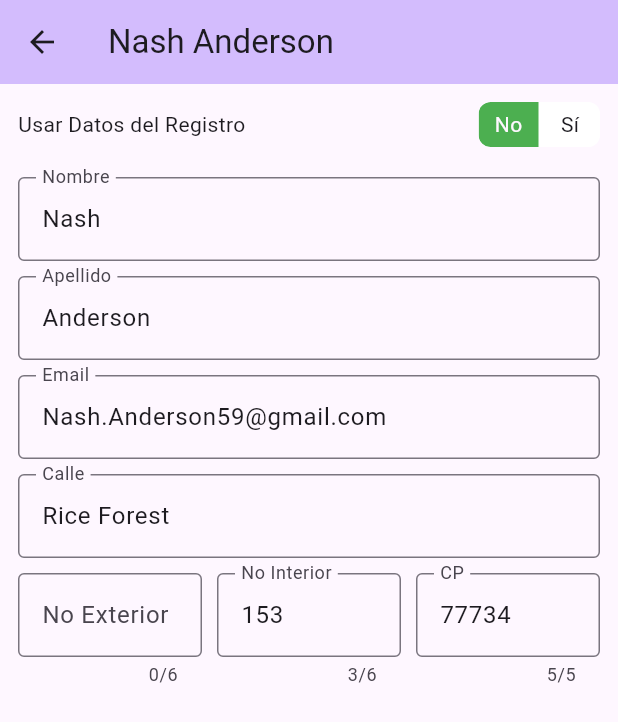
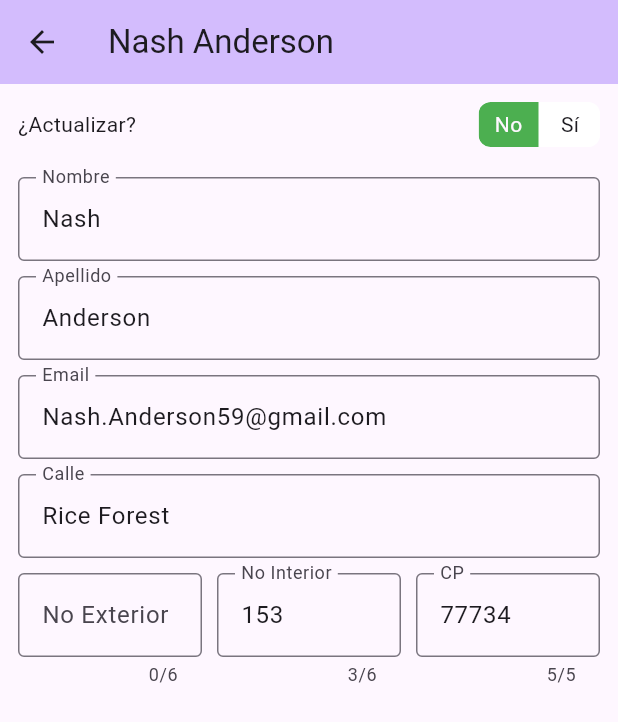
Before and after one commit to jatempa/flutter_mxlos_demo, a Flutter app: the screen it shows after launch, after a tap on an icon or button, on a phone screen of 412 x 824 dp. Shown: the top 722 px of the screen. Run offline on Flutter 3.47's test engine with Material 3 defaults, Android fonts, the phone set to English and light mode, and no system bars; drawn by our look-alikes of toggle_switch.

Commit message:
Update label

```diff
--- a/lib/utils/ui_constants.dart
+++ b/lib/utils/ui_constants.dart
@@ -1,4 +1,4 @@
-const labelUseExistingData = "Usar Datos del Registro";
+const labelUseExistingData = "¿Actualizar?";
 const labelFirstName = "Nombre";
 const labelLastName = "Apellido";
 const labelStreetName = "Calle";
```
